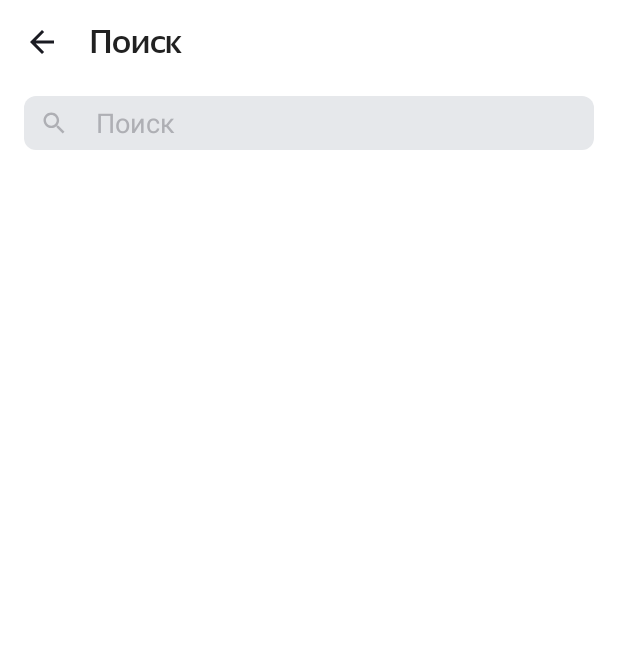
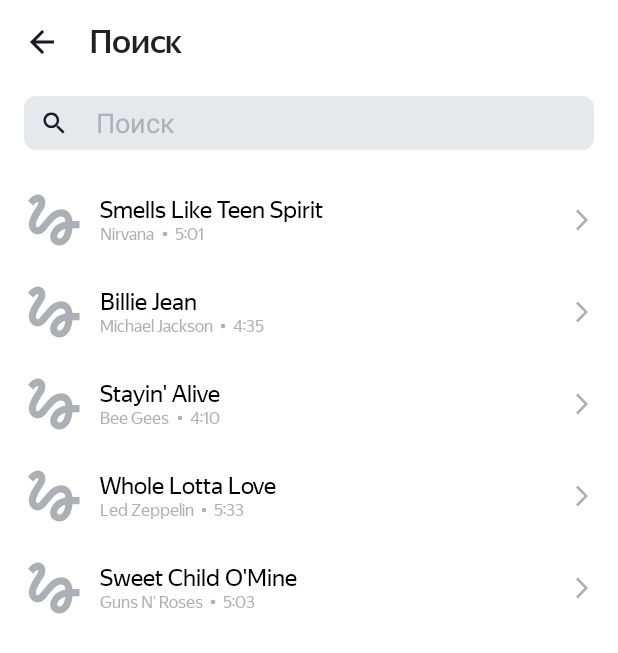
Before and after one commit to Anasty-Sia/PlaylistMaker, an Android app: the SearchActivity screen opened directly, with no data from a screen before it, on a phone screen of 412 x 824 dp. Shown: the top 653 px of the screen. Run offline under Robolectric (Android 15) with nearby library versions, the phone set to English and light mode, and no system bars; pictures from the network do not load.

Commit message:
Добавила рекомендуемые изменения

```diff
--- a/app/src/main/java/com/example/playlistmaker/SearchActivity.kt
+++ b/app/src/main/java/com/example/playlistmaker/SearchActivity.kt
@@ -22,16 +22,6 @@ class SearchActivity : AppCompatActivity() {
     private var currentSearchText: String = ""
     private lateinit var inputEditText: EditText
     private lateinit var clearButton: ImageView
-    private lateinit var rvTrack: RecyclerView
-    private lateinit var trackAdapter: TrackAdapter
-
-    private val sampleTracks = listOf(
-        Track("Smells Like Teen Spirit", "Nirvana", "5:01", "https://is5-ssl.mzstatic.com/image/thumb/Music115/v4/7b/58/c2/7b58c21a-2b51-2bb2-e59a-9bb9b96ad8c3/00602567924166.rgb.jpg/100x100bb.jpg"),
-        Track("Billie Jean", "Michael Jackson", "4:35", "https://is5-ssl.mzstatic.com/image/thumb/Music125/v4/3d/9d/38/3d9d3811-71f0-3a0e-1ada-3004e56ff852/827969428726.jpg/100x100bb.jpg"),
-        Track("Stayin' Alive", "Bee Gees", "4:10", "https://is4-ssl.mzstatic.com/image/thumb/Music115/v4/1f/80/1f/1f801fc1-8c0f-ea3e-d3e5-387c6619619e/16UMGIM86640.rgb.jpg/100x100bb.jpg"),
-        Track("Whole Lotta Love", "Led Zeppelin", "5:33", "https://is2-ssl.mzstatic.com/image/thumb/Music62/v4/7e/17/e3/7e17e33f-2efa-2a36-e916-7f808576cf6b/mzm.fyigqcbs.jpg/100x100bb.jpg"),
-        Track("Sweet Child O'Mine", "Guns N' Roses", "5:03", "https://is5-ssl.mzstatic.com/image/thumb/Music125/v4/a0/4d/c4/a04dc484-03cc-02aa-fa82-5334fcb4bc16/18UMGIM24878.rgb.jpg/100x100bb.jpg")
-    )
 
     override fun onCreate(savedInstanceState: Bundle?) {
         super.onCreate(savedInstanceState)
@@ -41,11 +31,6 @@ class SearchActivity : AppCompatActivity() {
         inputEditText = findViewById(R.id.inputSearch)
         clearButton = findViewById(R.id.clearIcon)
         val backButton = findViewById<MaterialToolbar>(R.id.back_search)
-        rvTrack = findViewById(R.id.rvTrack)
-
-        rvTrack.layoutManager = LinearLayoutManager(this, LinearLayoutManager.VERTICAL, false)
-        trackAdapter = TrackAdapter(emptyList())
-        rvTrack.adapter = trackAdapter
 
 
         if (savedInstanceState != null) {
@@ -53,7 +38,6 @@ class SearchActivity : AppCompatActivity() {
             if (currentSearchText.isNotEmpty()) {
                 inputEditText.setText(currentSearchText)
                 clearButton.visibility = View.VISIBLE
-                performSearch(currentSearchText)
             }
         }
 
@@ -61,28 +45,21 @@ class SearchActivity : AppCompatActivity() {
         setupSearchField()
         setupClearButton()
 
-    }
+        val rvTrack = findViewById<RecyclerView>(R.id.rvTrack)
+        rvTrack.layoutManager = LinearLayoutManager(this, LinearLayoutManager.VERTICAL, false)
 
-    private fun performSearch(query: String) {
 
-        if (query.isEmpty()) {
-            trackAdapter.updateData(emptyList())
-            return
-        }
+        val trackAdapter = TrackAdapter(
+            listOf(
+                Track("Smells Like Teen Spirit","Nirvana","5:01","https://is5-ssl.mzstatic.com/image/thumb/Music115/v4/7b/58/c2/7b58c21a-2b51-2bb2-e59a-9bb9b96ad8c3/00602567924166.rgb.jpg/100x100bb.jpg"),
+                Track("Billie Jean","Michael Jackson","4:35","https://is5-ssl.mzstatic.com/image/thumb/Music125/v4/3d/9d/38/3d9d3811-71f0-3a0e-1ada-3004e56ff852/827969428726.jpg/100x100bb.jpg"),
+                Track("Stayin' Alive","Bee Gees","4:10","https://is4-ssl.mzstatic.com/image/thumb/Music115/v4/1f/80/1f/1f801fc1-8c0f-ea3e-d3e5-387c6619619e/16UMGIM86640.rgb.jpg/100x100bb.jpg"),
+                Track("Whole Lotta Love","Led Zeppelin","5:33","https://is2-ssl.mzstatic.com/image/thumb/Music62/v4/7e/17/e3/7e17e33f-2efa-2a36-e916-7f808576cf6b/mzm.fyigqcbs.jpg/100x100bb.jpg"),
+                Track("Sweet Child O'Mine","Guns N' Roses","5:03","https://is5-ssl.mzstatic.com/image/thumb/Music125/v4/a0/4d/c4/a04dc484-03cc-02aa-fa82-5334fcb4bc16/18UMGIM24878.rgb.jpg/100x100bb.jpg "),
+            )
+        )
 
-        val normalizedQuery = query.trim().lowercase()
-
-        val filteredTracks = sampleTracks.filter { track ->
-            track.trackName.lowercase().startsWith(normalizedQuery) ||
-                    track.artistName.lowercase().startsWith(normalizedQuery)
-        }
-
-        val sortedTracks = filteredTracks.sortedWith(compareBy(
-            { it.trackName.lowercase() },
-            { it.artistName.lowercase() }
-        ))
-
-        trackAdapter.updateData(sortedTracks)
+        rvTrack.adapter = trackAdapter
     }
 
     override fun onSaveInstanceState(outState: Bundle) {
@@ -123,7 +100,6 @@ class SearchActivity : AppCompatActivity() {
             override fun onTextChanged(s: CharSequence?, start: Int, before: Int, count: Int) {
                 currentSearchText = s?.toString() ?: ""
                 clearButton.visibility = if (s.isNullOrEmpty()) View.GONE else View.VISIBLE
-                performSearch(currentSearchText)
             }
 
             override fun afterTextChanged(s: Editable?) {}
@@ -154,4 +130,5 @@ class SearchActivity : AppCompatActivity() {
         private const val SEARCH_TEXT_KEY = "SEARCH_TEXT"
     }
 
+
 }
--- a/app/src/main/java/com/example/playlistmaker/TrackViewHolder.kt
+++ b/app/src/main/java/com/example/playlistmaker/TrackViewHolder.kt
@@ -24,10 +24,10 @@ class TrackViewHolder (itemView: View): RecyclerView.ViewHolder(itemView) {
 
         Glide.with(itemView.context)
             .load(item.artworkUrl100)
-            .placeholder(R.drawable.ic_music_note_24)
-            .error(R.drawable.ic_music_note_24)
+            .placeholder(R.drawable.ic_placeholder_45)
+            .error(R.drawable.ic_placeholder_45)
+            .centerCrop()
             .apply(RequestOptions.bitmapTransform(RoundedCorners(8)))
-            .centerCrop()
             .into(ivArtwork)
 
 
--- a/app/src/main/res/color/switch_track_color.xml
+++ b/app/src/main/res/color/switch_track_color.xml
@@ -1,5 +1,5 @@
 <?xml version="1.0" encoding="utf-8"?>
 <selector xmlns:android="http://schemas.android.com/apk/res/android">
-    <item android:color="@color/switch_thumb_active_color" android:state_checked="true"/>
-    <item android:color="@color/switch_thumb_inactive_color" android:state_checked="false"/>
+    <item android:color="@color/switch_track_active_color" android:state_checked="true"/>
+    <item android:color="@color/switch_track_inactive_color" android:state_checked="false"/>
 </selector>
--- /dev/null
+++ b/app/src/main/res/drawable/ic_placeholder_45.xml
@@ -0,0 +1,15 @@
+<vector xmlns:android="http://schemas.android.com/apk/res/android"
+    android:width="45dp"
+    android:height="45dp"
+    android:viewportWidth="45"
+    android:viewportHeight="45">
+  <group>
+
+    <clip-path
+        android:pathData="M0,0h45v45h-45z"/>
+    <path
+
+        android:pathData="M8.606,12.919C9.919,11.587 11.231,10.387 11.813,10.631C12.75,11.006 11.813,12.563 11.25,13.481C10.781,14.269 5.888,20.775 5.888,25.313C5.888,27.712 6.788,29.7 8.4,30.9C9.806,31.95 11.663,32.269 13.35,31.763C15.356,31.181 17.006,29.138 19.087,26.569C21.356,23.775 24.394,20.119 26.737,20.119C29.794,20.119 29.831,22.013 30.038,23.475C22.95,24.675 19.95,30.356 19.95,33.544C19.95,36.731 22.65,39.338 25.969,39.338C29.025,39.338 34.013,36.844 34.763,27.9H39.375V23.212H34.744C34.463,20.119 32.7,15.337 27.188,15.337C22.969,15.337 19.35,18.919 17.925,20.663C16.837,22.031 14.063,25.313 13.631,25.763C13.163,26.325 12.356,27.337 11.55,27.337C10.706,27.337 10.2,25.781 10.875,23.737C11.531,21.694 13.5,18.375 14.344,17.138C15.806,15 16.781,13.538 16.781,10.988C16.781,6.919 13.706,5.625 12.075,5.625C9.6,5.625 7.444,7.5 6.975,7.969C6.3,8.644 5.738,9.206 5.325,9.712L8.606,12.919ZM26.025,34.781C25.444,34.781 24.638,34.294 24.638,33.431C24.638,32.306 26.006,29.306 30.019,28.256C29.456,33.3 27.337,34.781 26.025,34.781Z"
+        android:fillColor="@color/grey"/>
+  </group>
+</vector>
--- a/app/src/main/res/layout/activity_search.xml
+++ b/app/src/main/res/layout/activity_search.xml
@@ -50,6 +50,6 @@
         android:layout_height="wrap_content"
         app:layoutManager="androidx.recyclerview.widget.LinearLayoutManager"
         android:orientation="vertical"
-        tools:listitem="@layout/activity_track" />
+        tools:listitem="@layout/activity_track"/>
 
 </LinearLayout>
--- a/app/src/main/res/layout/activity_settings.xml
+++ b/app/src/main/res/layout/activity_settings.xml
@@ -41,7 +41,7 @@
         android:id="@+id/terms_of_service"
         style="@style/SettingsItemStyle"
         android:drawableEnd="@drawable/ic_arrow_forward_24"
-        android:text="@string/arrow_forward"/>
+        android:text="@string/arrow_forward" />
 
 
 </LinearLayout>
--- a/app/src/main/res/layout/activity_track.xml
+++ b/app/src/main/res/layout/activity_track.xml
@@ -3,14 +3,12 @@
     android:id="@+id/rootLayout"
     xmlns:android="http://schemas.android.com/apk/res/android"
     xmlns:tools="http://schemas.android.com/tools"
-    android:theme="@style/Base.Theme.PlaylistMaker"
-    style="@style/TrackItem"
-    tools:context=".SearchActivity">
+    style="@style/TrackItem">
 
     <ImageView
         android:id="@+id/ivArtwork"
         style="@style/TrackArtwork"
-        tools:src="@drawable/ic_music_note_24" />
+        tools:src="@drawable/ic_placeholder_45"/>
 
     <LinearLayout
         style="@style/TrackTextContainer">
@@ -18,7 +16,7 @@
         <TextView
             android:id="@+id/tvTrackName"
             style="@style/TrackName"
-            tools:text="Yesterday (Remastered 2009)" />
+            tools:text="Yesterday (Remastered 2009)"/>
 
         <LinearLayout
             style="@style/TrackInfoContainer">
@@ -26,20 +24,20 @@
             <TextView
                 android:id="@+id/tvArtistName"
                 style="@style/TrackInfo"
-                tools:text="The Beatles" />
+                tools:text="The Beatles"/>
 
             <ImageView
-                style="@style/TrackInfoSeparator"
-                android:src="@drawable/ic_split_13" />
+               style="@style/TrackInfoSeparator"
+                android:src="@drawable/ic_split_13"/>
 
             <TextView
                 android:id="@+id/tvTrackTime"
                 style="@style/TrackInfo"
-                tools:text="2:05" />
+                tools:text="2:05"/>
         </LinearLayout>
     </LinearLayout>
 
     <ImageView
         style="@style/TrackArrow"
-        android:src="@drawable/ic_arrow_forward_24" />
+        android:src="@drawable/ic_arrow_forward_24"/>
 </LinearLayout>
--- a/app/src/main/res/values-night/styles_nignt.xml
+++ b/app/src/main/res/values-night/styles_nignt.xml
@@ -56,6 +56,7 @@
         <item name="android:paddingBottom">@dimen/settings_marginVertical</item>
         <item name="android:textAppearance">@style/content_settings</item>
         <item name="thumbTint">@color/switch_thumb_color</item>
+        <item name="trackColor">@color/switch_track_color</item>
         <item name="trackTint">@color/switch_track_color</item>
         <item name="thumbRadius">10dp</item>
         <item name="trackHeight">14dp</item>
@@ -91,6 +92,7 @@
         <item name="android:layout_height">wrap_content</item>
         <item name="android:layout_marginHorizontal">16dp</item>
         <item name="android:layout_marginTop">8dp</item>
+        <item name="android:layout_marginBottom">16dp</item>
         <item name="android:background">@drawable/rounded_search</item>
     </style>
 
@@ -120,7 +122,7 @@
         <item name="android:layout_width">wrap_content</item>
         <item name="android:layout_height">wrap_content</item>
         <item name="android:layout_gravity">end|center_vertical</item>
-        <item name="color">@color/white</item>
+        <item name="tint">@color/YP_black</item>
         <item name="android:layout_marginEnd">12dp</item>
     </style>
 
@@ -128,17 +130,15 @@
         <item name="android:layout_width">match_parent</item>
         <item name="android:layout_height">wrap_content</item>
         <item name="android:orientation">horizontal</item>
-        <item name="android:paddingStart">16dp</item>
-        <item name="android:paddingEnd">16dp</item>
-        <item name="android:paddingTop">12dp</item>
-        <item name="android:paddingBottom">12dp</item>
         <item name="android:gravity">center_vertical</item>
     </style>
 
     <style name="TrackArtwork">
-        <item name="android:layout_width">40dp</item>
-        <item name="android:layout_height">40dp</item>
-        <item name="android:layout_marginEnd">12dp</item>
+        <item name="android:layout_width">wrap_content</item>
+        <item name="android:layout_height">wrap_content</item>
+        <item name="android:layout_marginStart">13dp</item>
+        <item name="android:layout_marginVertical">8dp</item>
+        <item name="android:layout_marginEnd">8dp</item>
         <item name="android:scaleType">centerCrop</item>
     </style>
 
@@ -147,28 +147,16 @@
         <item name="android:layout_height">wrap_content</item>
         <item name="android:textSize">16sp</item>
         <item name="android:textColor">@color/white</item>
-        <item name="android:fontFamily">@font/ys_display_medium</item>
-        <item name="android:ellipsize">end</item>
-        <item name="android:maxLines">1</item>
+        <item name="android:fontFamily">@font/ys_display_regular</item>
     </style>
-
 
     <style name="TrackInfo">
         <item name="android:layout_width">wrap_content</item>
         <item name="android:layout_height">wrap_content</item>
         <item name="android:textSize">11sp</item>
+        <item name="android:fontFamily">@font/ys_display_regular</item>
         <item name="android:textColor">@color/white</item>
-        <item name="android:fontFamily">@font/ys_display_medium</item>
     </style>
-
-
-    <style name="TrackInfoSeparator">
-        <item name="android:layout_width">wrap_content</item>
-        <item name="android:layout_height">wrap_content</item>
-        <item name="android:fontFamily">@font/ys_display_medium</item>
-        <item name="tint">@color/white</item>
-    </style>
-
 
     <style name="TrackInfoContainer">
         <item name="android:layout_width">match_parent</item>
@@ -177,18 +165,24 @@
         <item name="android:gravity">center_vertical</item>
     </style>
 
+    <style name="TrackInfoSeparator">
+        <item name="android:layout_width">wrap_content</item>
+        <item name="android:layout_height">wrap_content</item>
+        <item name="tint">@color/white</item>
+    </style>
 
     <style name="TrackTextContainer">
         <item name="android:layout_width">0dp</item>
         <item name="android:layout_height">wrap_content</item>
         <item name="android:layout_weight">1</item>
+        <item name="android:layout_marginEnd">8dp</item>
         <item name="android:orientation">vertical</item>
     </style>
-
 
     <style name="TrackArrow">
         <item name="android:layout_width">wrap_content</item>
         <item name="android:layout_height">wrap_content</item>
+        <item name="android:layout_marginEnd">12dp</item>
         <item name="tint">@color/white</item>
     </style>
 
--- a/app/src/main/res/values/colors.xml
+++ b/app/src/main/res/values/colors.xml
@@ -8,6 +8,9 @@
     <color name="light_grey">#E6E8EB</color>
     <color name="switch_thumb_active_color">#3772E7</color>
     <color name="switch_thumb_inactive_color">#AEAFB4</color>
+    <color name="switch_track_active_color">#9FBBF3</color>
+    <color name="switch_track_inactive_color">#E6E8EB</color>
+
 
 
 </resources>
--- a/app/src/main/res/values/styles.xml
+++ b/app/src/main/res/values/styles.xml
@@ -57,9 +57,11 @@
         <item name="android:paddingBottom">@dimen/settings_marginVertical</item>
         <item name="android:textAppearance">@style/content_settings</item>
         <item name="thumbTint">@color/switch_thumb_color</item>
+        <item name="trackColor">@color/switch_track_color</item>
         <item name="trackTint">@color/switch_track_color</item>
         <item name="thumbRadius">10dp</item>
         <item name="trackHeight">14dp</item>
+
     </style>
 
     <style name="SettingsItemStyle" parent="Widget.MaterialComponents.TextView">
@@ -92,12 +94,13 @@
         <item name="android:layout_height">wrap_content</item>
         <item name="android:layout_marginHorizontal">16dp</item>
         <item name="android:layout_marginTop">8dp</item>
+        <item name="android:layout_marginBottom">16dp</item>
         <item name="android:background">@drawable/rounded_search</item>
     </style>
 
     <style name="SearchIcon">
         <item name="android:layout_width">wrap_content</item>
-        <item name="tint">@color/grey</item>
+        <item name="tint">@color/YP_black</item>
         <item name="android:layout_height">wrap_content</item>
         <item name="android:layout_gravity">start|center_vertical</item>
         <item name="android:layout_marginStart">12dp</item>
@@ -111,7 +114,7 @@
         <item name="android:layout_marginEnd">12dp</item>
         <item name="android:background">@null</item>
         <item name="android:maxLines">1</item>
-        <item name="android:textColor">@color/grey</item>
+        <item name="android:textColor">@color/YP_black</item>
         <item name="android:textColorHint">@color/grey</item>
     </style>
 
@@ -124,53 +127,38 @@
         <item name="android:layout_marginEnd">12dp</item>
     </style>
 
-
     <style name="TrackItem">
         <item name="android:layout_width">match_parent</item>
         <item name="android:layout_height">wrap_content</item>
         <item name="android:orientation">horizontal</item>
-        <item name="android:paddingStart">16dp</item>
-        <item name="android:paddingEnd">16dp</item>
-        <item name="android:paddingTop">12dp</item>
-        <item name="android:paddingBottom">12dp</item>
         <item name="android:gravity">center_vertical</item>
     </style>
 
+    <style name="TrackArtwork">
+        <item name="android:layout_width">wrap_content</item>
+        <item name="android:layout_height">wrap_content</item>
+        <item name="android:layout_marginStart">13dp</item>
+        <item name="android:layout_marginVertical">8dp</item>
+        <item name="android:layout_marginEnd">8dp</item>
+        <item name="android:scaleType">centerCrop</item>
 
-    <style name="TrackArtwork">
-        <item name="android:layout_width">40dp</item>
-        <item name="android:layout_height">40dp</item>
-        <item name="android:layout_marginEnd">12dp</item>
-        <item name="android:scaleType">centerCrop</item>
     </style>
-
 
     <style name="TrackName">
         <item name="android:layout_width">match_parent</item>
         <item name="android:layout_height">wrap_content</item>
         <item name="android:textSize">16sp</item>
         <item name="android:textColor">@color/black</item>
-        <item name="android:fontFamily">@font/ys_display_medium</item>
-        <item name="android:ellipsize">end</item>
-        <item name="android:maxLines">1</item>
+        <item name="android:fontFamily">@font/ys_display_regular</item>
     </style>
-
 
     <style name="TrackInfo">
         <item name="android:layout_width">wrap_content</item>
         <item name="android:layout_height">wrap_content</item>
         <item name="android:textSize">11sp</item>
+        <item name="android:fontFamily">@font/ys_display_regular</item>
         <item name="android:textColor">@color/grey</item>
-        <item name="android:fontFamily">@font/ys_display_medium</item>
     </style>
-
-
-    <style name="TrackInfoSeparator">
-        <item name="android:layout_width">wrap_content</item>
-        <item name="android:layout_height">wrap_content</item>
-        <item name="android:fontFamily">@font/ys_display_medium</item>
-    </style>
-
 
     <style name="TrackInfoContainer">
         <item name="android:layout_width">match_parent</item>
@@ -179,24 +167,26 @@
         <item name="android:gravity">center_vertical</item>
     </style>
 
+    <style name="TrackInfoSeparator">
+        <item name="android:layout_width">wrap_content</item>
+        <item name="android:layout_height">wrap_content</item>
+        <item name="tint">@color/grey</item>
+    </style>
 
     <style name="TrackTextContainer">
         <item name="android:layout_width">0dp</item>
         <item name="android:layout_height">wrap_content</item>
         <item name="android:layout_weight">1</item>
+        <item name="android:layout_marginEnd">8dp</item>
         <item name="android:orientation">vertical</item>
     </style>
-
 
     <style name="TrackArrow">
         <item name="android:layout_width">wrap_content</item>
         <item name="android:layout_height">wrap_content</item>
+        <item name="android:layout_marginEnd">12dp</item>
         <item name="tint">@color/grey</item>
     </style>
 
 
-
-
-
-
 </resources>
```
Also changed, not shown: app/src/main/java/com/example/playlistmaker/TrackAdapter.kt (+0 -7 lines).
